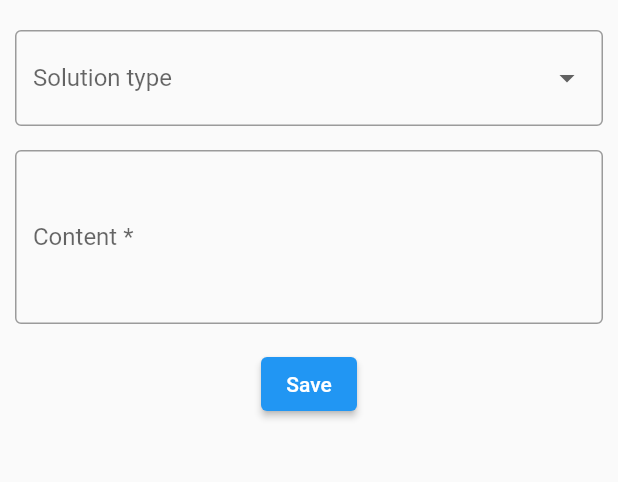
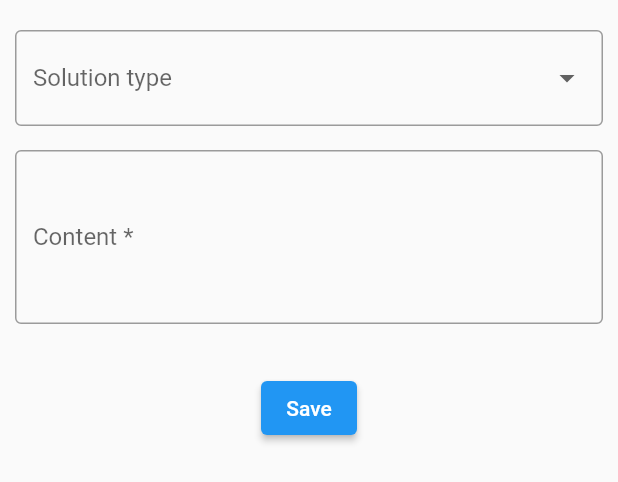
Before and after one commit to appmvv/flutter_app12, a Flutter app: the SolutionForm widget shown alone on an empty page, opened directly with empty values, on a phone screen of 412 x 824 dp. Shown: the top 482 px of the screen. Run offline on Flutter 3.47's test engine with Material 2 defaults, Android fonts, the phone set to English and light mode, and no system bars; our stand-ins replace firebase_core, firebase_messaging, flutter_html, flutter_local_notifications, get_it, html_unescape and 1 more; missing offline and left inert: draggable_scrollbar, http_logger_library, http_middleware_library; accounts and stored records are empty; generated files the repository leaves out were written again; statements that could not run were skipped.

Commit message:
getit<glpiapi>

```diff
--- a/lib/main.dart
+++ b/lib/main.dart
@@ -17,6 +17,7 @@ import 'package:flutter_local_notifications/flutter_local_notifications.dart';
 import 'package:provider/provider.dart';
 
 import 'package:shared_preferences/shared_preferences.dart';
+import 'api/AppLocator.dart';
 import 'models/Settings.dart';
 
 import 'package:flutter_app/providers/FollowupsProvider.dart';
@@ -97,6 +98,8 @@ Future<void> main() async {
   _tokenStream = FirebaseMessaging.instance.onTokenRefresh;
   _tokenStream.listen(setToken);
 
+  AppLocator.init();
+
   runApp(GlpiApp());
 
 }
--- a/lib/providers/FollowupsProvider.dart
+++ b/lib/providers/FollowupsProvider.dart
@@ -1,9 +1,11 @@
 import 'package:flutter/cupertino.dart';
 import 'package:flutter_app/api/GlpiApi.dart';
 import 'package:flutter_app/models/Followup.dart';
+import 'package:get_it/get_it.dart';
 
 class FollowupsProvider with ChangeNotifier {
-  GlpiApi api = GlpiApi();
+//  GlpiApi api = GlpiApi();
+  final GlpiApi api = GetIt.I.get<GlpiApi>();
 
   List<Followup> _followups = [];
 
--- a/lib/providers/SolutionsProvider.dart
+++ b/lib/providers/SolutionsProvider.dart
@@ -1,10 +1,12 @@
 import 'package:flutter/cupertino.dart';
 import 'package:flutter_app/api/GlpiApi.dart';
 import 'package:flutter_app/models/Solution.dart';
+import 'package:get_it/get_it.dart';
 
 class SolutionsProvider with ChangeNotifier {
 
-  GlpiApi api = GlpiApi();
+//  GlpiApi api = GlpiApi();
+  final GlpiApi api = GetIt.I.get<GlpiApi>();
 
   List<Solution> _solutions = [];
   List<Solution> get solutions => _solutions;
--- a/lib/providers/TicketProvider.dart
+++ b/lib/providers/TicketProvider.dart
@@ -1,10 +1,12 @@
 import 'package:flutter/cupertino.dart';
 import 'package:flutter_app/api/GlpiApi.dart';
 import 'package:flutter_app/models/Ticket.dart';
+import 'package:get_it/get_it.dart';
 
 class TicketProvider with ChangeNotifier {
 
-  GlpiApi api = GlpiApi();
+//  GlpiApi api = GlpiApi();
+  final GlpiApi api = GetIt.I.get<GlpiApi>();
 
   Ticket _ticket;
   Ticket get ticket => _ticket;
--- a/lib/providers/TicketsProvider.dart
+++ b/lib/providers/TicketsProvider.dart
@@ -1,10 +1,12 @@
 import 'package:flutter/cupertino.dart';
 import 'package:flutter_app/api/GlpiApi.dart';
 import 'package:flutter_app/models/Ticket.dart';
+import 'package:get_it/get_it.dart';
 
 class TicketsProvider with ChangeNotifier {
 
-  GlpiApi api = GlpiApi();
+//  GlpiApi api = GlpiApi();
+  final GlpiApi api = GetIt.I.get<GlpiApi>();
 
   List<Ticket> _tickets;
   List<Ticket> get tickets => _tickets;
--- a/lib/widgets/SettingsPage.dart
+++ b/lib/widgets/SettingsPage.dart
@@ -5,6 +5,7 @@ import 'package:flutter/foundation.dart';
 import 'package:flutter/material.dart';
 import 'package:flutter_app/api/GlpiApi.dart';
 import 'package:flutter_app/models/Settings.dart';
+import 'package:get_it/get_it.dart';
 
 import 'package:provider/provider.dart';
 
@@ -42,7 +43,9 @@ class SettingsPageState extends State<SettingsPage> {
 
   final _formKey = GlobalKey<FormState>();
 
-  GlpiApi api = GlpiApi();
+  //GlpiApi api = GlpiApi();
+
+  final GlpiApi api = GetIt.I.get<GlpiApi>();
 
   @override
   void initState() {
--- a/lib/widgets/Solutions/SolutionForm.dart
+++ b/lib/widgets/Solutions/SolutionForm.dart
@@ -54,7 +54,7 @@ class SolutionFormState extends State<SolutionForm> {
                       }).toList(),
                     )),
                 Padding(
-                    padding: EdgeInsets.only(top:16, left:10.0, right:10),
+                    padding: EdgeInsets.only(top:16, left:10.0, right:10,bottom:16),
                     child: TextFormField(
                       minLines: 4,
                       maxLines: 6,
--- a/pubspec.yaml
+++ b/pubspec.yaml
@@ -15,7 +15,7 @@ publish_to: 'none' # Remove this line if you wish to publish to pub.dev
 # In iOS, build-name is used as CFBundleShortVersionString while build-number used as CFBundleVersion.
 # Read more about iOS versioning at
 # https://developer.apple.com/library/archive/documentation/General/Reference/InfoPlistKeyReference/Articles/CoreFoundationKeys.html
-version: 2.0.0+60
+version: 2.0.0+70
 
 environment:
   sdk: ">=2.7.0 <3.0.0"
@@ -61,6 +61,8 @@ dependencies:
 
   #provider: ^5.0.0
   provider: ^6.0.1
+
+  get_it: 7.2.0
 
 
 flutter_icons:
```
Also changed, not shown: lib/api/AppLocator.dart (added, +18 -0 lines), pubspec.lock.
